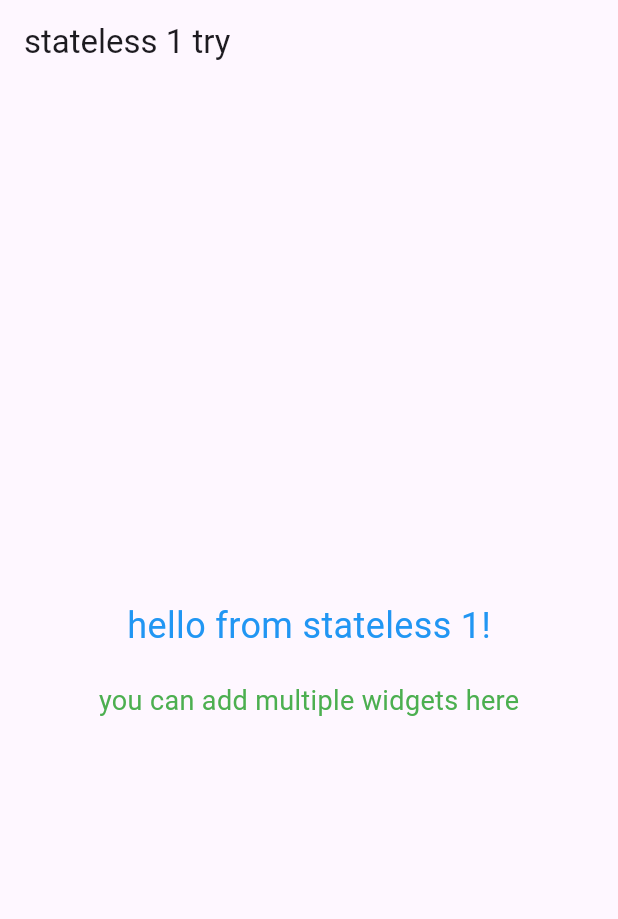
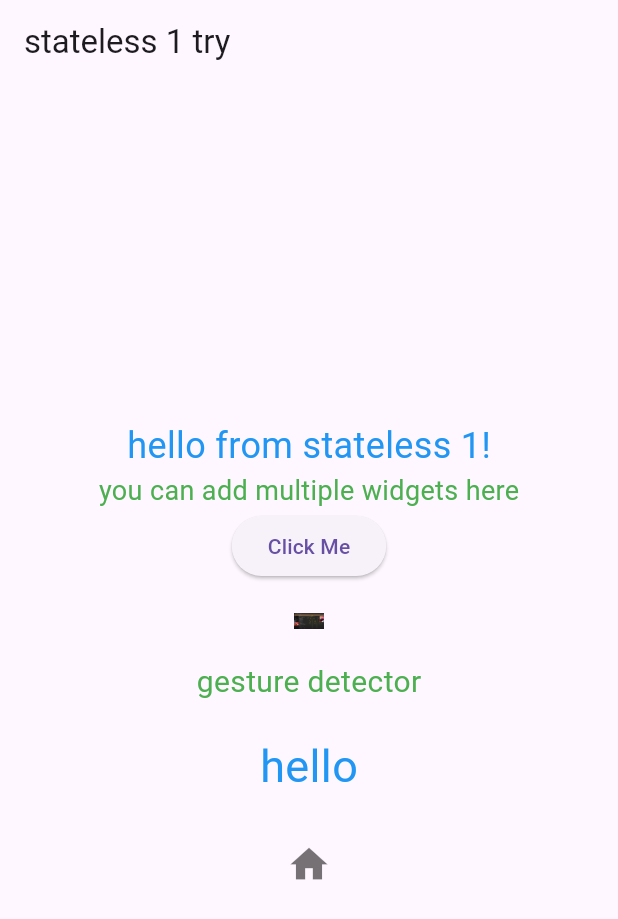
Before and after one commit to SafalGtm/flutter-basics_stateless-widget, a Flutter app: the screen it shows after launch, on a phone screen of 412 x 824 dp. Shown: the top 919 px of the screen. Run offline on Flutter 3.47's test engine with Material 3 defaults, Android fonts, the phone set to English and light mode, and no system bars.

Commit message:
after learning some more

```diff
--- a/lib/sateless1.dart
+++ b/lib/sateless1.dart
@@ -11,15 +11,53 @@ class Satateless1 extends StatelessWidget
       body:Center(
         child:Column(
           mainAxisAlignment: MainAxisAlignment.center,
-          children: const[
+          children: [
             Text('hello from stateless 1!',style: TextStyle(fontSize: 24,color:Colors.blue),),
-            SizedBox(height:20),
             Text(
               'you can add multiple widgets here',
               style: TextStyle(fontSize: 18,color:Colors.green),
             ),
+          ElevatedButton(
+            onPressed: () {
+              print("Elevated button clicked");
+            },
+            child: Text("Click Me"),
+          ),
+Padding(
+  padding: const EdgeInsets.all(16),
+  child: Center(
+    child:Image.asset("img/photo.png",width:20,height:20,) ,
+  ),
+),
+            GestureDetector(
+              onTap:() => print("single tap"),
+              onDoubleTap:()=>print("Double tap"),
+              onLongPress:()=>print("long pressed"),
+              child:Text("gesture detector", style: TextStyle(fontSize:20,color:Colors.green),)
+            ),
 
-          ],
+            Container(
+              padding: EdgeInsets.all(20),
+              child:Text('hello',style: TextStyle(fontSize: 30,color:Colors.blue),),
+            ),
+            IconButton(
+              icon:Icon(
+              Icons.home,
+              size: 30,
+              color:Colors.black54,
+              ),
+             onPressed:(){
+   ScaffoldMessenger.of(context).showSnackBar(
+       SnackBar(
+           content: Text(
+             'Button clicked',
+             style: TextStyle(fontSize: 20, color: Colors.deepOrange),
+       ),
+   ),
+   );
+      },
+            ),
+        ],
         ),
       ),
     );
--- a/pubspec.yaml
+++ b/pubspec.yaml
@@ -58,8 +58,8 @@ flutter:
   uses-material-design: true
 
   # To add assets to your application, add an assets section, like this:
-  # assets:
-  #   - images/a_dot_burr.jpeg
+  assets:
+    - img/photo.png
   #   - images/a_dot_ham.jpeg
 
   # An image asset can refer to one or more resolution-specific "variants", see
```
Also changed, not shown: img/photo.png (added).
